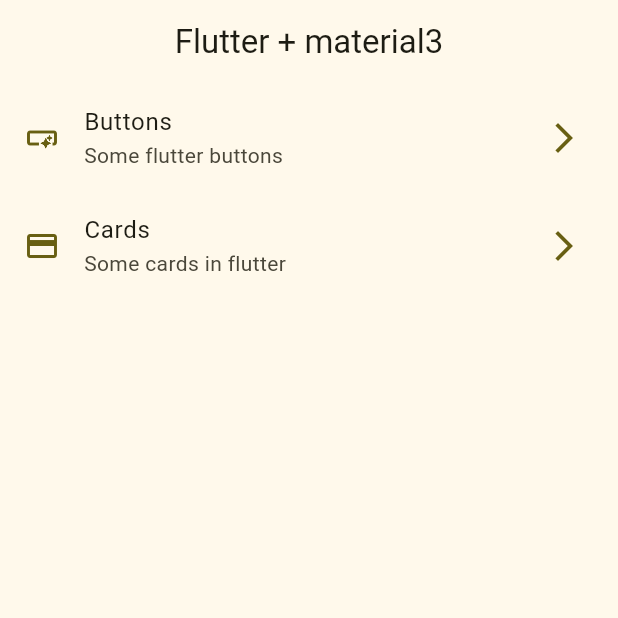
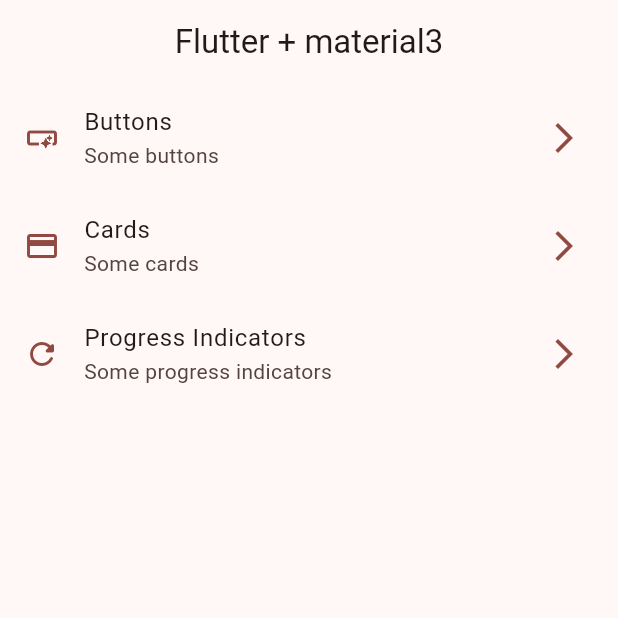
Before and after one commit to sergionts2020-lang/flutter-x04-widgets-app, a Flutter app: the screen it shows after launch, on a phone screen of 412 x 824 dp, the top half of it. Run offline on Flutter 3.47's test engine with Material 3 defaults, Android fonts, the phone set to English and light mode, and no system bars; our stand-ins replace go_router.

Commit message:
- Implementación de elementos de progreso

```diff
--- a/lib/config/menu/menu_items.dart
+++ b/lib/config/menu/menu_items.dart
@@ -1,6 +1,7 @@
 import 'package:flutter/material.dart';
 import 'package:x04_widgets_app/presentation/screen/button/button_screen.dart';
 import 'package:x04_widgets_app/presentation/screen/card/card_screen.dart';
+import 'package:x04_widgets_app/presentation/screen/progress/progress_screen.dart';
 
 class MenuItem {
   final String name;
@@ -22,15 +23,22 @@
   MenuItem(
     name: ButtonScreen.name,
     title: 'Buttons',
-    subtitle: 'Some flutter buttons',
+    subtitle: 'Some buttons',
     link: '/buttons',
     icon: Icons.smart_button_outlined,
   ),
   MenuItem(
     name: CardScreen.name,
     title: 'Cards',
-    subtitle: 'Some cards in flutter',
+    subtitle: 'Some cards',
     link: '/cards',
     icon: Icons.credit_card,
   ),
+  MenuItem(
+    name: ProgressScreen.name,
+    title: 'Progress Indicators',
+    subtitle: 'Some progress indicators',
+    link: '/progress',
+    icon: Icons.refresh_rounded,
+  ),
 ];
--- a/lib/config/router/router.dart
+++ b/lib/config/router/router.dart
@@ -7,6 +7,7 @@
   routes: [
     GoRoute(path: '/', name: HomeScreen.name, builder: (context, state) => HomeScreen()),
     GoRoute(path: '/buttons', name: ButtonScreen.name, builder: (context, state) => const ButtonScreen()),
-    GoRoute(path: '/cards', name: CardScreen.name, builder: (context, state) => const CardScreen())
+    GoRoute(path: '/cards', name: CardScreen.name, builder: (context, state) => const CardScreen()),
+    GoRoute(path: '/progress', name: ProgressScreen.name, builder: (context, state) => const ProgressScreen()),
   ],
 );
--- a/lib/config/theme/app_theme.dart
+++ b/lib/config/theme/app_theme.dart
@@ -1,12 +1,15 @@
 import 'package:flutter/material.dart';
 
 const colorList = <Color>[
+  Colors.blue,
+  Colors.teal,
+  Colors.green,
   Colors.red,
-  Colors.green,
-  Colors.blue,
-  Colors.yellow,
+  Colors.purple,
+  Colors.deepPurple,
   Colors.orange,
-  Colors.purple,
+  Colors.pink,
+  Colors.pinkAccent
 ];
 
 class AppTheme {
```
Also changed, not shown: lib/presentation/screen/progress/progress_screen.dart (+61 -2 lines).
